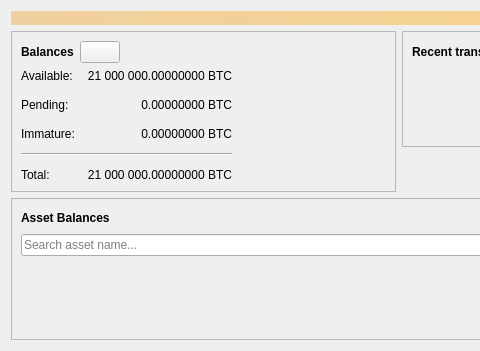
Before: the Qt Designer form src/qt/forms/overviewpage.ui in cdonnachie/avian-lab, drawn with Qt 5; both pictures show x 0 to 480 and y 0 to 351 of the 798 by 351 pixel window.
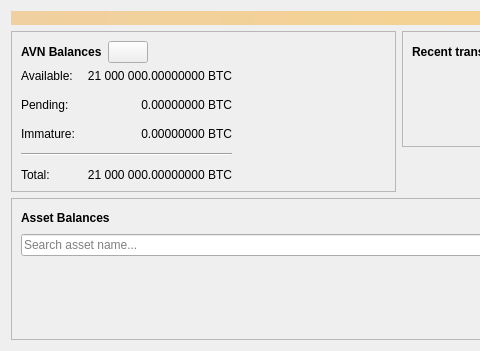
After: the same form once the commit is applied. Icons and pictures are not drawn. Custom widgets are drawn as their Qt base class.

Diff of the .ui file:
```diff
--- a/src/qt/forms/overviewpage.ui
+++ b/src/qt/forms/overviewpage.ui
@@ -57,7 +57,7 @@
                </font>
               </property>
               <property name="text">
-               <string>Balances</string>
+               <string>AVN Balances</string>
               </property>
              </widget>
             </item>
```
Left out of the diff: 4 changed lines with no effect on the pictures.
